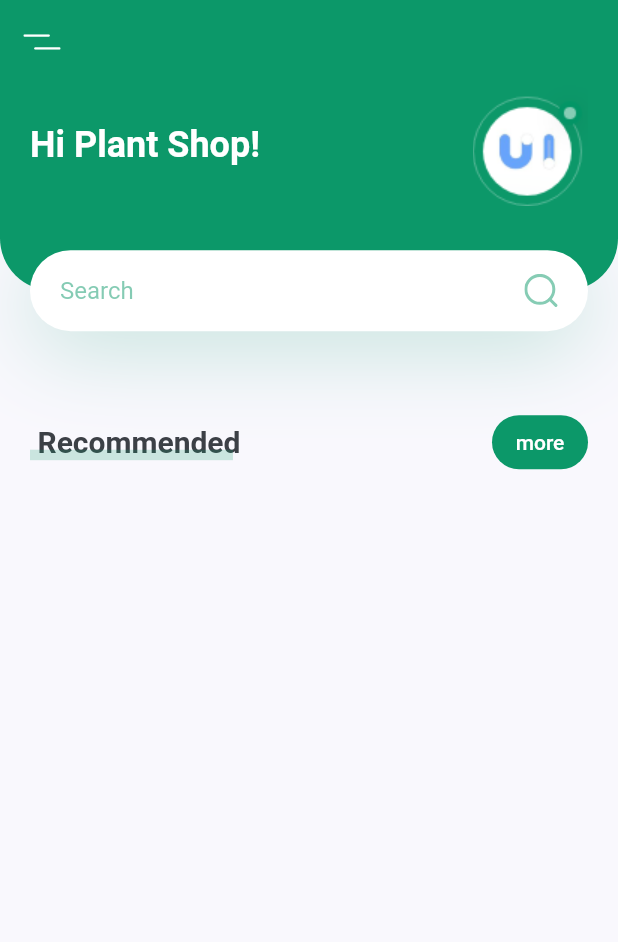
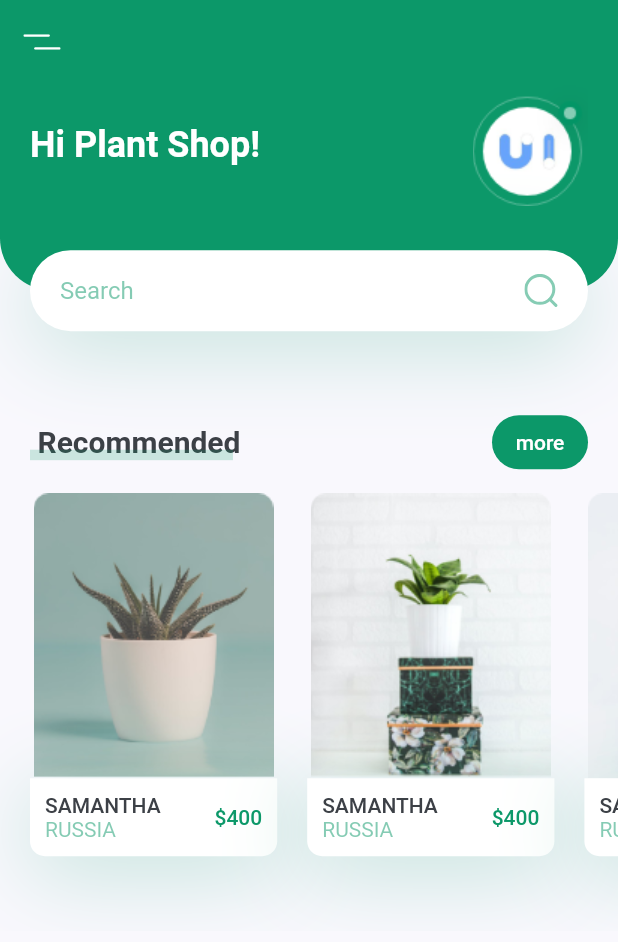
Before and after one commit to Kiet-Pham-Vo-Anh/Plant_App_UI, a Flutter app: the screen it shows after launch, on a phone screen of 412 x 824 dp. Shown: the top 942 px of the screen. Run offline on Flutter 3.47's test engine with Material 2 defaults, Android fonts, the phone set to English and light mode, and no system bars; our stand-ins replace flutter_svg.

Commit message:
Recommend Plants

```diff
--- a/lib/screens/home/components/body.dart
+++ b/lib/screens/home/components/body.dart
@@ -3,6 +3,7 @@ import 'package:flutter_svg/svg.dart';
 import 'package:plant_app/constants.dart';
 import 'package:flutter/material.dart';
 import 'header_with_searchbox.dart';
+import 'recommend_plants.dart';
 import 'title_with_more_button.dart';
 
 class Body extends StatelessWidget {
@@ -18,6 +19,8 @@ class Body extends StatelessWidget {
           title: "Recommended",
           press: () {},
         ),
+        // it will cover 40% of our total width
+        RecommendPlants(),
       ],
     );
   }
--- /dev/null
+++ b/lib/screens/home/components/recommend_plants.dart
@@ -0,0 +1,121 @@
+import 'package:flutter/material.dart';
+
+import '../../../constants.dart';
+
+class RecommendPlants extends StatelessWidget {
+  const RecommendPlants({
+    Key? key,
+  }) : super(key: key);
+
+  @override
+  Widget build(BuildContext context) {
+    return SingleChildScrollView(
+      scrollDirection: Axis.horizontal,
+      child: Row(
+        children: [
+          RecommendCard(
+            image: "assets/images/image_1.png",
+            title: "Samantha",
+            country: "Russia",
+            price: 400,
+            press: () {},
+          ),
+          RecommendCard(
+            image: "assets/images/image_2.png",
+            title: "Samantha",
+            country: "Russia",
+            price: 400,
+            press: () {},
+          ),
+          RecommendCard(
+            image: "assets/images/image_3.png",
+            title: "Samantha",
+            country: "Russia",
+            price: 400,
+            press: () {},
+          ),
+        ],
+      ),
+    );
+  }
+}
+
+class RecommendCard extends StatelessWidget {
+  const RecommendCard({
+    Key? key,
+    required this.image,
+    required this.title,
+    required this.country,
+    required this.price,
+    required this.press,
+  }) : super(key: key);
+  final String image, title, country;
+  final int price;
+  final Function press;
+
+  @override
+  Widget build(BuildContext context) {
+    Size size = MediaQuery.of(context).size;
+    return Container(
+      margin: const EdgeInsets.only(
+        left: kDefaultPadding,
+        top: kDefaultPadding / 2,
+        bottom: kDefaultPadding * 2.5,
+      ),
+      width: size.width * 0.4,
+      child: Column(
+        children: <Widget>[
+          Image.asset(image),
+          GestureDetector(
+            onTap: press as Function(),
+            child: Container(
+              padding: const EdgeInsets.all(kDefaultPadding / 2),
+              decoration: BoxDecoration(
+                color: Colors.white,
+                borderRadius: const BorderRadius.only(
+                  bottomLeft: Radius.circular(10),
+                  bottomRight: Radius.circular(10),
+                ),
+                boxShadow: [
+                  BoxShadow(
+                    offset: Offset(0, 10),
+                    blurRadius: 50,
+                    color: kPrimaryColor.withOpacity(0.23),
+                  ),
+                ],
+              ),
+              child: Row(
+                children: <Widget>[
+                  RichText(
+                    text: TextSpan(
+                      children: [
+                        TextSpan(
+                          text: "$title\n".toUpperCase(),
+                          style: Theme.of(context).textTheme.button,
+                        ),
+                        TextSpan(
+                          text: "$country".toUpperCase(),
+                          style: TextStyle(
+                            color: kPrimaryColor.withOpacity(0.5),
+                          ),
+                        ),
+                      ],
+                    ),
+                  ),
+                  const Spacer(),
+                  Text(
+                    "\$$price",
+                    style: Theme.of(context)
+                        .textTheme
+                        .button!
+                        .copyWith(color: kPrimaryColor),
+                  )
+                ],
+              ),
+            ),
+          ),
+        ],
+      ),
+    );
+  }
+}
--- a/lib/screens/home/components/title_with_more_button.dart
+++ b/lib/screens/home/components/title_with_more_button.dart
@@ -55,7 +55,7 @@ class TitleWithCustomUnderLine extends StatelessWidget {
           Padding(
             padding: const EdgeInsets.only(left: kDefaultPadding / 4),
             child: Text(
-              text!,
+              text,
               style: const TextStyle(
                 fontSize: 20,
                 fontWeight: FontWeight.bold,
```
